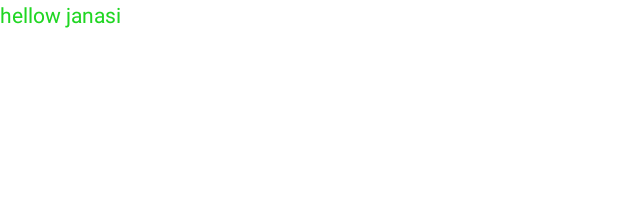
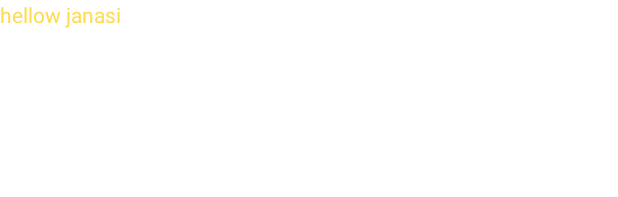
Before and after one commit to Luv7804/My_Project, an Android app: the layout fragment_janasi.xml on its own in the app's theme, with its tools: preview values and no code run, on a phone screen of 412 x 824 dp. Shown: the top 197 px of the screen. Run offline under Robolectric (Android 15) with nearby library versions, the light colour scheme and no system bars.

Commit message:
APMC TabLayout Incomplete

```diff
--- a/app/src/main/java/com/example/my_project/MyFragmentAdpter.java
+++ b/app/src/main/java/com/example/my_project/MyFragmentAdpter.java
@@ -14,9 +14,9 @@ public class MyFragmentAdpter extends FragmentStateAdapter {
     @NonNull
     @Override
     public Fragment createFragment(int position) {
-        if (position == 1) {
+        if (position == 0) {
             return new JanasiFragment();
-        } else if (position == 2) {
+        } else if (position == 1) {
             return new Sakbhaji_Fragment();
         } else {
             return new FalFragment();
--- a/app/src/main/res/values/colors.xml
+++ b/app/src/main/res/values/colors.xml
@@ -8,6 +8,6 @@
     <color name="black">#FF000000</color>
     <color name="white">#FFFFFFFF</color>
     <color name="whiteTransperent">#6FFFFFFF</color>
-    <color name="colorPrimary">#20D623</color>
+    <color name="colorPrimary">#E8FFD740</color>
     <color name="colorPrimaryDark">#08610A</color>
 </resources>
--- a/app/src/main/res/values/style.xml
+++ b/app/src/main/res/values/style.xml
@@ -1,11 +1,17 @@
 <?xml version="1.0" encoding="utf-8"?>
 <resources>
+
     <style name="AppTheme" parent="Theme.AppCompat.Light.NoActionBar">
         <item name="android:textColor">#000000</item>
         <item name="android:textStyle">normal</item>
     </style>
+
     <style name="MyTheme" parent="Theme.AppCompat.Light.NoActionBar">
         <item name="android:textColor">@color/white</item>
         <item name="android:textStyle">bold</item>
     </style>
+
+    <style name="TabText" parent="TextAppearance.Design.Tab">
+        <item name="android:textSize">18dp</item>
+    </style>
 </resources>
```
